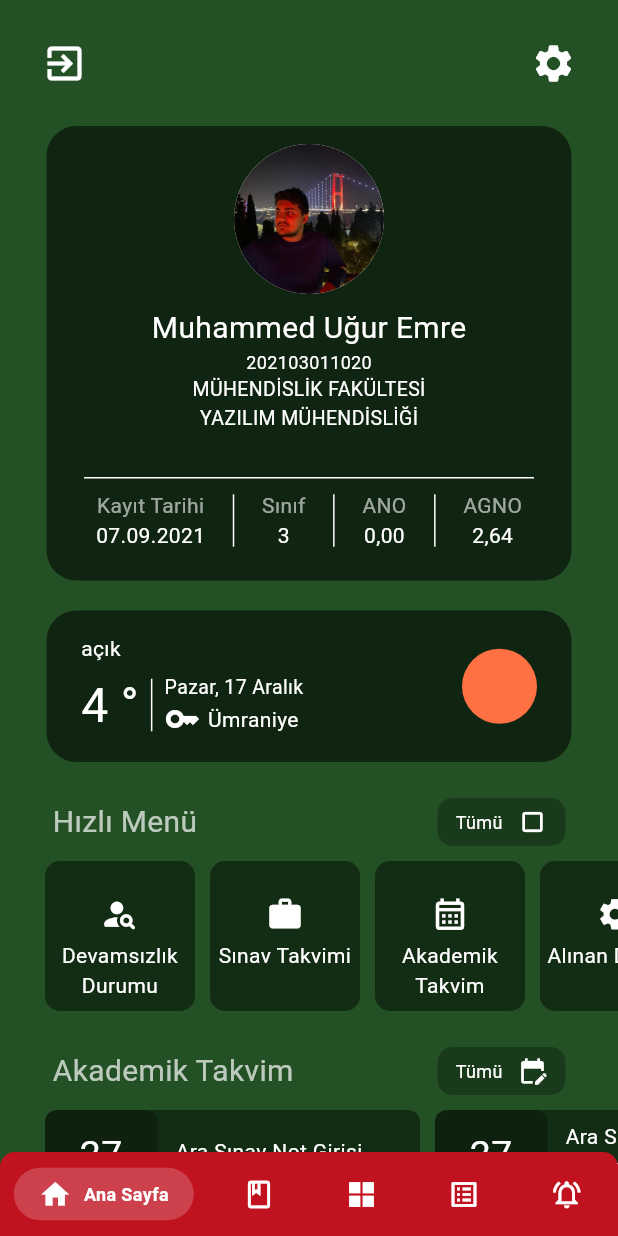
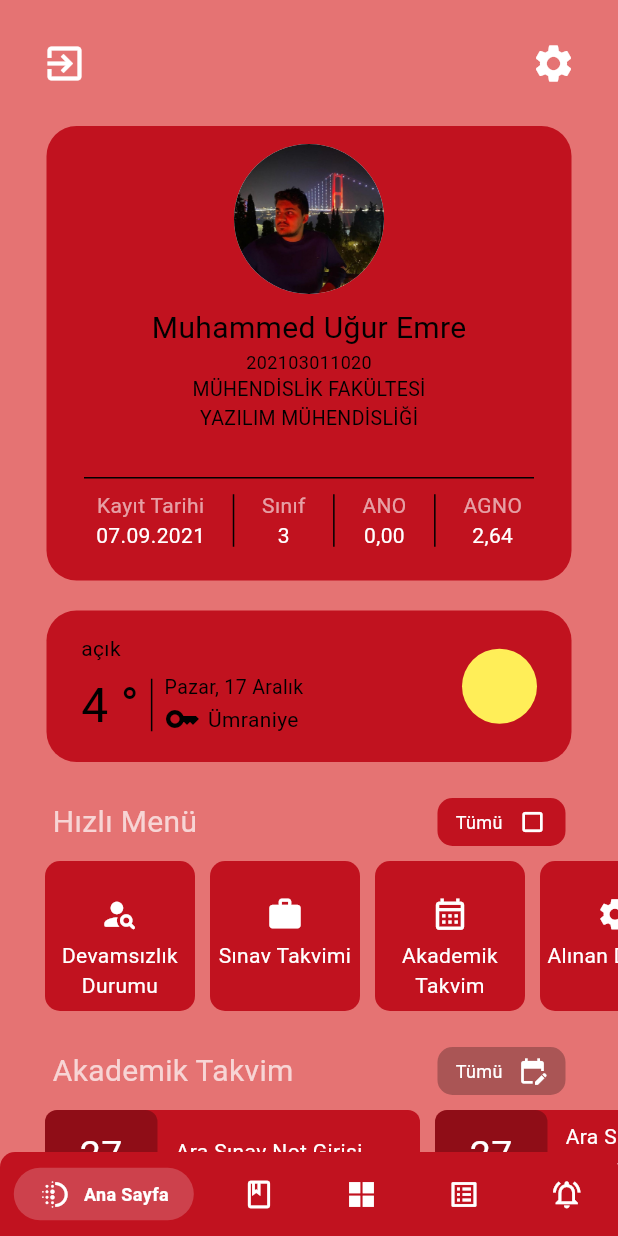
Before and after one commit to ugurakcaydev/DogusApp, a Flutter app: the screen it shows after launch, on a phone screen of 412 x 824 dp. Run offline on Flutter 3.47's test engine with Material 3 defaults, Android fonts, the phone set to English and light mode, and no system bars; drawn by our look-alikes of persistent_bottom_nav_bar; our stand-ins replace contained_tab_bar_view, get; missing offline and left inert: bottom_sheet.

Commit message:
renk değiştim şimdilik

```diff
--- a/lib/navbar/navbar.dart
+++ b/lib/navbar/navbar.dart
@@ -40,7 +40,7 @@ class _NavbarState extends State<Navbar> {
         Container() //Notifications
       ],
       items: [
-        _navBarsItems(Icons.home, 22, "Ana Sayfa"),
+        _navBarsItems(Icons.deblur_outlined, 22, "Ana Sayfa"),
         _navBarsItems(Icons.class_outlined, 22, "Alınan Dersler"),
         _navBarsItems(
             Icons.grid_view_sharp, 22, "Hızlı Menü"), //Icons.apps_outlined
--- a/lib/pages/home.dart
+++ b/lib/pages/home.dart
@@ -19,7 +19,7 @@ class _HomePageState extends State<Home> {
   @override
   Widget build(BuildContext context) {
     return Scaffold(
-      backgroundColor: Colors.black54,
+      backgroundColor: Colors.red[300],
       body: SafeArea(
         child: SingleChildScrollView(
           child: Column(
@@ -33,10 +33,12 @@ class _HomePageState extends State<Home> {
                     GestureDetector(
                       onTap: () {
                         // Navigator.pushNamed(context, "/login"); //böyle de kullanılabilir
-                        Navigator.push(
-                            context,
-                            MaterialPageRoute(
-                                builder: (context) => LoginPage()));
+                        // Navigator.push(
+                        //     context,
+                        //     MaterialPageRoute(
+                        //         builder: (context) => LoginPage()));
+                        Navigator.of(context, rootNavigator: true)
+                            .pushNamed("/login");
                       },
                       child: Container(
                         padding: EdgeInsets.all(8),
@@ -49,7 +51,8 @@ class _HomePageState extends State<Home> {
                     ),
                     GestureDetector(
                       onTap: () {
-                        Navigator.pushNamed(context, "/setting");
+                        Navigator.of(context, rootNavigator: true)
+                            .pushNamed("/setting");
                       },
                       child: Container(
                         padding: EdgeInsets.all(8),
@@ -69,7 +72,7 @@ class _HomePageState extends State<Home> {
                 padding: EdgeInsets.symmetric(vertical: 12),
                 decoration: BoxDecoration(
                   borderRadius: BorderRadius.circular(20),
-                  color: Colors.black54,
+                  color: Color(0xffC1121F),
                 ),
                 child: Column(
                   children: [
@@ -92,19 +95,19 @@ class _HomePageState extends State<Home> {
                         children: [
                           Text(
                             "Muhammed Uğur Emre",
-                            style: TextStyle(fontSize: 20, color: Colors.white),
+                            style: TextStyle(fontSize: 20, color: Colors.black),
                           ),
                           Text(
                             "202103011020",
-                            style: TextStyle(fontSize: 12, color: Colors.white),
+                            style: TextStyle(fontSize: 12, color: Colors.black),
                           ),
                           Text(
                             "MÜHENDİSLİK FAKÜLTESİ",
-                            style: TextStyle(fontSize: 13, color: Colors.white),
+                            style: TextStyle(fontSize: 13, color: Colors.black),
                           ),
                           Text(
                             "YAZILIM MÜHENDİSLİĞİ",
-                            style: TextStyle(fontSize: 13, color: Colors.white),
+                            style: TextStyle(fontSize: 13, color: Colors.black),
                           ),
                         ],
                       ),
@@ -114,7 +117,7 @@ class _HomePageState extends State<Home> {
                       width: 300,
                       decoration: BoxDecoration(
                         border: Border(
-                          top: BorderSide(color: Colors.white, width: 1),
+                          top: BorderSide(color: Colors.black, width: 1),
                         ),
                       ),
                       child: Row(
@@ -140,7 +143,7 @@ class _HomePageState extends State<Home> {
                 padding: EdgeInsets.symmetric(vertical: 15, horizontal: 23),
                 decoration: BoxDecoration(
                   borderRadius: BorderRadius.circular(20),
-                  color: Colors.black54,
+                  color: Color(0xffC1121F),
                 ),
                 child: Row(
                   mainAxisAlignment: MainAxisAlignment.spaceBetween,
@@ -151,7 +154,7 @@ class _HomePageState extends State<Home> {
                       children: [
                         Text("açık",
                             style:
-                                TextStyle(fontSize: 14, color: Colors.white)),
+                                TextStyle(fontSize: 14, color: Colors.black)),
                         SizedBox(
                           height: 5,
                         ),
@@ -160,7 +163,7 @@ class _HomePageState extends State<Home> {
                           children: [
                             Text("4 °",
                                 style: TextStyle(
-                                    fontSize: 32, color: Colors.white)),
+                                    fontSize: 32, color: Colors.black)),
                             SizedBox(
                               width: 8,
                             ),
@@ -174,18 +177,18 @@ class _HomePageState extends State<Home> {
                               children: [
                                 Text("Pazar, 17 Aralık",
                                     style: TextStyle(
-                                        fontSize: 13, color: Colors.white)),
+                                        fontSize: 13, color: Colors.black)),
                                 Row(
                                   children: [
                                     Icon(
                                       Icons.key,
-                                      color: Colors.white,
+                                      color: Colors.black,
                                     ),
                                     SizedBox(width: 5),
                                     Text(
                                       "Ümraniye",
                                       style: TextStyle(
-                                          fontSize: 14, color: Colors.white),
+                                          fontSize: 14, color: Colors.black),
                                     ),
                                   ],
                                 )
@@ -200,7 +203,7 @@ class _HomePageState extends State<Home> {
                       height: 50,
                       decoration: BoxDecoration(
                         borderRadius: BorderRadius.circular(100),
-                        color: Colors.deepOrange[400],
+                        color: Colors.yellow[400],
                       ),
                     )
                   ],
--- a/lib/pages/profile.dart
+++ b/lib/pages/profile.dart
@@ -22,7 +22,7 @@ class _ProfileState extends State<Profile> {
     return Container(
       height: MediaQuery.of(context).size.height * 0.6,
       decoration: BoxDecoration(
-        color: Color(0xffc1121f),
+        color: Colors.red[400],
       ),
       child: Padding(
         padding: const EdgeInsets.all(20.0),
--- a/lib/pages/quickmenu.dart
+++ b/lib/pages/quickmenu.dart
@@ -66,7 +66,7 @@ class Quickmenu extends StatelessWidget {
                           height: 100,
                           padding: EdgeInsets.all(10),
                           decoration: BoxDecoration(
-                            color: const Color.fromARGB(185, 0, 0, 0),
+                            color: const Color(0xffc1121f),
                             borderRadius: BorderRadius.circular(10),
                           ),
                           child: Align(
--- a/lib/widgets/announcements.dart
+++ b/lib/widgets/announcements.dart
@@ -52,7 +52,7 @@ class _AnnouncementsState extends State<Announcements> {
               width: 350,
               decoration: BoxDecoration(
                 borderRadius: BorderRadius.circular(10),
-                color: Colors.black45,
+                color: Color(0xffc1121f),
               ),
               child: announcements.isEmpty
                   ? Container(
--- a/lib/widgets/listview_academic_calendar.dart
+++ b/lib/widgets/listview_academic_calendar.dart
@@ -78,7 +78,7 @@ class _ListviewAcademicCalendarState extends State<ListviewAcademicCalendar> {
                     ),
                     width: 250,
                     decoration: BoxDecoration(
-                      color: Colors.black45,
+                      color: Color(0xffC1121F),
                       borderRadius: BorderRadius.circular(8),
                     ),
                     child: Row(
--- a/lib/widgets/listview_quickmenu.dart
+++ b/lib/widgets/listview_quickmenu.dart
@@ -47,7 +47,7 @@ class _ListViewQuickMenuState extends State<ListViewQuickMenu> {
                     padding: EdgeInsets.symmetric(vertical: 6, horizontal: 12),
                     decoration: BoxDecoration(
                         borderRadius: BorderRadius.circular(10),
-                        color: Colors.black26),
+                        color: Color(0xffC1121F)),
                     child: Row(
                       mainAxisAlignment: MainAxisAlignment.spaceBetween,
                       children: [
@@ -83,13 +83,14 @@ class _ListViewQuickMenuState extends State<ListViewQuickMenu> {
                       //     context,
                       //     MaterialPageRoute(
                       //         builder: (context) => item.link));
-                     Navigator.of(context, rootNavigator: true).pushNamed(item.link);
+                      Navigator.of(context, rootNavigator: true)
+                          .pushNamed(item.link);
                     },
                     child: Container(
                       width: 100,
                       padding: EdgeInsets.only(top: 23),
                       decoration: BoxDecoration(
-                        color: Colors.black45,
+                        color: Color(0xffC1121F),
                         borderRadius: BorderRadius.circular(10),
                       ),
                       margin: EdgeInsets.only(
--- a/lib/widgets/vertical_line.dart
+++ b/lib/widgets/vertical_line.dart
@@ -4,7 +4,9 @@ class VerticalLine extends StatelessWidget {
   final double width;
   final double height;
   final Color color;
-  const VerticalLine({Key? key,this.width=1,this.height=35,this.color=Colors.white}) : super(key: key);
+  const VerticalLine(
+      {Key? key, this.width = 1, this.height = 35, this.color = Colors.black})
+      : super(key: key);
 
   @override
   Widget build(BuildContext context) {
```
